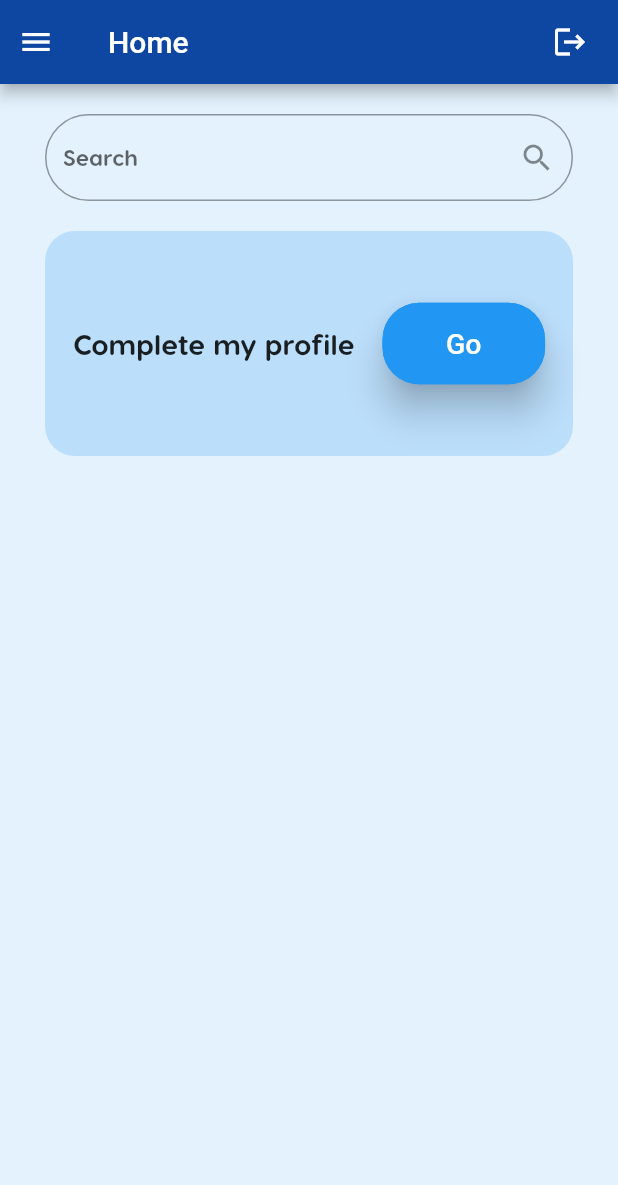
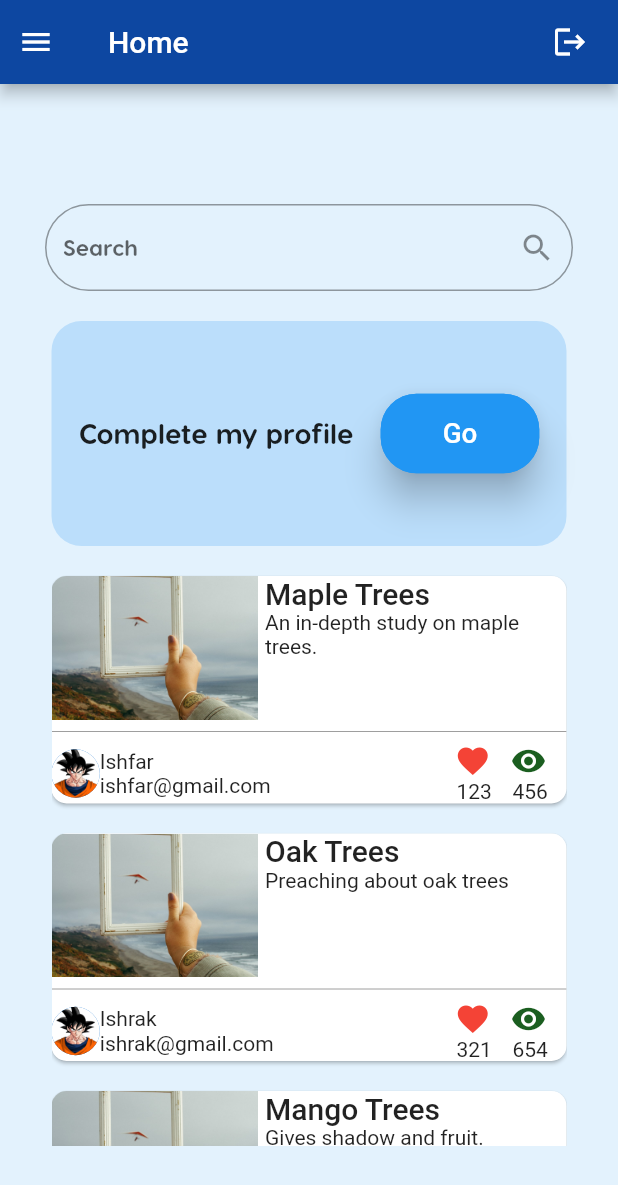
Before and after one commit to aniruddhabaidya296/tutor-app, a Flutter app: the HomePage screen opened by its route, on a phone screen of 412 x 824 dp. Shown: the top 1185 px of the screen. Run offline on Flutter 3.47's test engine with Material 2 defaults, Android fonts, the phone set to English and light mode, and no system bars; our stand-ins replace bloc, cached_network_image, equatable, firebase_auth, firebase_core, firebase_database and 8 more; missing offline and left inert: back_button_interceptor, move_to_background; accounts and stored records are empty; network calls fail; Roboto replaces fonts that are missing (VisbyRoundCF-Medium); project files that could hold a hidden picture were left out.

Commit message:
prototype UI added for posts

```diff
--- /dev/null
+++ b/TUTOR APP/lib/chatUI/post_card.dart
@@ -0,0 +1,190 @@
+import 'package:flutter/material.dart';
+import 'package:tutorapp/chatUI/post_stats.dart';
+import 'package:tutorapp/helper/demo_values.dart';
+import 'package:tutorapp/models/post_model.dart';
+import 'package:tutorapp/models/user_model.dart';
+import 'package:tutorapp/pages/post_page.dart';
+import 'package:tutorapp/widgets/inherited_widgets/inherited_post_model.dart';
+import 'package:tutorapp/widgets/inherited_widgets/inherited_user_model.dart';
+
+bool isLandscape(BuildContext context) =>
+    MediaQuery.of(context).orientation == Orientation.landscape;
+
+class PostCard extends StatelessWidget {
+  // Data
+  final PostModel postData;
+
+  // Data will be taken using the constructor
+  const PostCard({Key? key, required this.postData}) : super(key: key);
+  @override
+  Widget build(BuildContext context) {
+    final double aspectRatio = isLandscape(context) ? 6 / 2 : 6 / 3;
+
+    return GestureDetector(
+        onTap: () {
+          Navigator.push(context,
+              MaterialPageRoute(builder: (BuildContext context) {
+            return PostPage();
+          }));
+        },
+        child: AspectRatio(
+            aspectRatio: aspectRatio,
+            child: Container(
+                height: double.infinity,
+                child: Card(
+                  semanticContainer: true,
+                  clipBehavior: Clip.antiAliasWithSaveLayer,
+                  margin: EdgeInsets.only(top: 10, bottom: 10),
+                  shape: RoundedRectangleBorder(
+                      borderRadius: BorderRadius.all(Radius.circular(10))),
+                  child: InheritedPostModel(
+                    postData: postData,
+                    child: Column(children: <Widget>[
+                      _Post(),
+                      Divider(color: Colors.grey),
+                      _PostDetails(),
+                    ]),
+                  ),
+                ))));
+  }
+}
+
+class _Post extends StatelessWidget {
+  const _Post({Key? key}) : super(key: key);
+
+  @override
+  Widget build(BuildContext context) {
+    return Expanded(
+      flex: 3,
+      child: Row(
+        crossAxisAlignment: CrossAxisAlignment.center,
+        mainAxisAlignment: MainAxisAlignment.center,
+        children: <Widget>[_PostImage(), _PostTitleAndSummary()],
+      ),
+    );
+  }
+}
+
+class _PostTitleAndSummary extends StatelessWidget {
+  const _PostTitleAndSummary({Key? key}) : super(key: key);
+
+  @override
+  Widget build(BuildContext context) {
+    // Getting data from inherited widget
+    final PostModel postData = InheritedPostModel.of(context).postData;
+    final TextStyle? titleTheme = Theme.of(context).textTheme.headline6;
+    final TextStyle? summaryTheme = Theme.of(context).textTheme.bodyText2;
+    // using data retrieved from inherited widget
+    final String title = postData.title;
+    final String summary = postData.summary;
+    final int flex = isLandscape(context) ? 5 : 3;
+
+    return Expanded(
+        flex: flex,
+        child: Padding(
+          padding: EdgeInsets.only(left: 5),
+          child: Column(
+            crossAxisAlignment: CrossAxisAlignment.start,
+            mainAxisAlignment: MainAxisAlignment.start,
+            children: <Widget>[
+              Text(title, style: titleTheme),
+              Text(summary, style: summaryTheme),
+            ],
+          ),
+        ));
+  }
+}
+
+class _PostImage extends StatelessWidget {
+  const _PostImage({Key? key}) : super(key: key);
+
+  @override
+  Widget build(BuildContext context) {
+    final PostModel postData = InheritedPostModel.of(context).postData;
+    return Expanded(
+        flex: 2, child: Image.asset(postData.imageURL, fit: BoxFit.cover));
+  }
+}
+
+class _PostDetails extends StatelessWidget {
+  const _PostDetails({Key? key}) : super(key: key);
+
+  @override
+  Widget build(BuildContext context) {
+    final PostModel postData = InheritedPostModel.of(context).postData;
+    return Row(
+      children: <Widget>[
+        Expanded(flex: 3, child: UserDetails(userData: postData.author)),
+        Expanded(flex: 1, child: PostStats()),
+      ],
+    );
+  }
+}
+
+class UserDetails extends StatelessWidget {
+  final UserModel userData;
+
+  const UserDetails({Key? key, required this.userData}) : super(key: key);
+
+  @override
+  Widget build(BuildContext context) {
+    return InheritedUserModel(
+      userData: userData,
+      child: Container(
+        child: Row(children: <Widget>[_UserImage(), _UserNameAndEmail()]),
+      ),
+    );
+  }
+}
+
+class _UserNameAndEmail extends StatelessWidget {
+  const _UserNameAndEmail({Key? key}) : super(key: key);
+
+  @override
+  Widget build(BuildContext context) {
+    final UserModel userData = InheritedUserModel.of(context).userData;
+    return Expanded(
+      flex: 7,
+      child: Column(
+        mainAxisAlignment: MainAxisAlignment.start,
+        crossAxisAlignment: CrossAxisAlignment.start,
+        children: <Widget>[
+          Text(userData.name),
+          Text(userData.email),
+        ],
+      ),
+    );
+  }
+}
+
+class _UserImage extends StatelessWidget {
+  const _UserImage({Key? key}) : super(key: key);
+
+  @override
+  Widget build(BuildContext context) {
+    final UserModel userData = InheritedUserModel.of(context).userData;
+    return Expanded(
+      flex: 1,
+      child: CircleAvatar(
+        backgroundImage: AssetImage(userData.image),
+      ),
+    );
+  }
+}
+
+class _PostTimeStamp extends StatelessWidget {
+  const _PostTimeStamp({Key? key}) : super(key: key);
+  @override
+  Widget build(BuildContext context) {
+    final PostModel postData = InheritedPostModel.of(context).postData;
+    final TextStyle timeTheme = TextThemes.style;
+    return Expanded(
+      flex: 2,
+      child: Text(postData.postTimeFormatted, style: timeTheme),
+    );
+  }
+}
+
+class TextThemes {
+  static TextStyle style = TextStyle(fontFamily: 'Visby Round CF');
+}
--- /dev/null
+++ b/TUTOR APP/lib/chatUI/post_stats.dart
@@ -0,0 +1,54 @@
+import 'package:flutter/material.dart';
+import 'package:tutorapp/models/post_model.dart';
+import 'package:tutorapp/widgets/inherited_widgets/inherited_post_model.dart';
+
+class PostStats extends StatelessWidget {
+  const PostStats({Key? key}) : super(key: key);
+
+  @override
+  Widget build(BuildContext context) {
+    final PostModel postData = InheritedPostModel.of(context).postData;
+
+    return Row(
+      mainAxisAlignment: MainAxisAlignment.spaceEvenly,
+      children: <Widget>[
+        _ShowStat(
+          icon: Icons.favorite,
+          number: postData.reacts,
+          color: Colors.red,
+        ),
+        _ShowStat(
+          icon: Icons.remove_red_eye,
+          number: postData.views,
+          color: Colors.green[900],
+        ),
+      ],
+    );
+  }
+}
+
+class _ShowStat extends StatelessWidget {
+  final IconData icon;
+  final int number;
+  final Color? color;
+
+  const _ShowStat({
+    Key? key,
+    required this.icon,
+    required this.number,
+    required this.color,
+  }) : super(key: key);
+
+  @override
+  Widget build(BuildContext context) {
+    return Column(
+      children: <Widget>[
+        Padding(
+          padding: const EdgeInsets.only(right: 2.0),
+          child: Icon(icon, color: color),
+        ),
+        Text(number.toString()),
+      ],
+    );
+  }
+}
--- /dev/null
+++ b/TUTOR APP/lib/helper/demo_values.dart
@@ -0,0 +1,79 @@
+import 'package:tutorapp/models/post_model.dart';
+import 'package:tutorapp/models/user_model.dart';
+
+class DemoValues {
+  static final List<UserModel> users = [
+    UserModel(
+      id: "1",
+      name: "Ishfar",
+      email: "ishfar@gmail.com",
+      followers: 123,
+      joined: DateTime(2019, 4, 30),
+      posts: 12,
+      image: 'assets/images/goku.png',
+    ),
+    UserModel(
+      id: "2",
+      name: "Ishrak",
+      email: "ishrak@gmail.com",
+      followers: 456,
+      joined: DateTime(2018, 5, 30),
+      posts: 13,
+      image: 'assets/images/goku.png',
+    ),
+    UserModel(
+      id: "3",
+      name: "Shakleen",
+      email: "shakleen@gmail.com",
+      followers: 789,
+      joined: DateTime(2017, 6, 30),
+      posts: 14,
+      image: 'assets/images/goku.png',
+    ),
+  ];
+
+  static final List<PostModel> posts = [
+    PostModel(
+      id: "1",
+      author: users[0],
+      title: "Maple Trees",
+      summary: "An in-depth study on maple trees.",
+      body: "The study is a lie. I just really really like maple trees.",
+      imageURL: "assets/images/post.png",
+      postTime: DateTime(2019, 6, 29),
+      reacts: 123,
+      views: 456,
+    ),
+    PostModel(
+      id: "2",
+      author: users[1],
+      title: "Oak Trees",
+      summary: "Preaching about oak trees",
+      body: "Oak trees are the best. All other trees are sub-par.",
+      imageURL: "assets/images/post.png",
+      postTime: DateTime(2019, 4, 13),
+      reacts: 321,
+      views: 654,
+    ),
+    PostModel(
+      id: "3",
+      author: users[2],
+      title: "Mango Trees",
+      summary: "Gives shadow and fruit. Absolute win, no?",
+      body:
+          "I just love mangos. What's better than mangos? The tree that gives mangos.",
+      imageURL: "assets/images/post.png",
+      postTime: DateTime(2019, 1, 12),
+      reacts: 213,
+      views: 546,
+    ),
+  ];
+
+  static final String userImage = "assets/images/goku.png";
+  static final String postImage = "assets/images/post.png";
+  static final String userName = "Shakleen Ishfar";
+  static final String userEmail = "shakleenishfar@gmail.com";
+  static final String postTime = "30 April, 2019";
+  static final String postTitle = "Post Title";
+  static final String postSummary = "Post Summary";
+}
--- a/TUTOR APP/lib/homepage.dart
+++ b/TUTOR APP/lib/homepage.dart
@@ -17,6 +17,8 @@ import 'package:cached_network_image/cached_network_image.dart';
 import 'package:http/http.dart' as http;
 import 'addprofileimage.dart';
 import 'bloc/photo_bloc.dart';
+import 'chatUI/post_card.dart';
+import 'helper/demo_values.dart';
 
 var flag, firstName;
 FirebaseStorage storage = FirebaseStorage.instance;
@@ -81,29 +83,35 @@ class _HomePageState extends State<HomePage> {
             child: Container(
               width: MediaQuery.of(context).size.width * 0.85,
               child: DrawerHeader(
+                  // child: CircleAvatar(
                   child: BlocBuilder<PhotoBloc, PhotoState>(
                       cubit: BlocProvider.of<PhotoBloc>(
                           context), // provide the local bloc instance
                       builder: (context, state) {
-                        return Container(
-                            height: 150,
-                            width: 150,
-                            child: Image.network(profileDp, loadingBuilder:
-                                (BuildContext context, Widget child,
-                                    ImageChunkEvent? loadingProgress) {
-                              if (loadingProgress == null) return child;
-                              return Center(
-                                child: CircularProgressIndicator(
-                                  value: (loadingProgress.expectedTotalBytes !=
-                                          null)
-                                      ? loadingProgress.cumulativeBytesLoaded
-                                              .toDouble() /
-                                          loadingProgress.expectedTotalBytes!
-                                              .toDouble()
-                                      : null,
-                                ),
+                        // return Container(
+                        //     // clipBehavior: Clip.antiAliasWithSaveLayer,
+                        //     height: 150,
+                        //     width: 150,
+                        return CircleAvatar(
+                          backgroundImage: NetworkImage(profileDp),
+                          //   child: Image.network(profileDp,
+                          //         loadingBuilder: (BuildContext context,
+                          //             Widget child,
+                          //             ImageChunkEvent? loadingProgress) {
+                          //   if (loadingProgress == null) return child;
+                          //   return Center(
+                          //     child: CircularProgressIndicator(
+                          //       value:
+                          //           (loadingProgress.expectedTotalBytes != null)
+                          //               ? loadingProgress.cumulativeBytesLoaded
+                          //                       .toDouble() /
+                          //                   loadingProgress.expectedTotalBytes!
+                          //                       .toDouble()
+                          //               : null,
+                          //     ),
+                          //   );
+                          // }, fit: BoxFit.fill)
                         );
-                            }, fit: BoxFit.cover));
                       })),
             ),
           ),
@@ -258,8 +266,8 @@ class _HomePageState extends State<HomePage> {
                                                     side: BorderSide(
                                                         color: Colors.blue))),
                                             backgroundColor:
-                                              MaterialStateProperty.all<Color>(
-                                                  Colors.blue),
+                                                MaterialStateProperty.all<
+                                                    Color>(Colors.blue),
                                             elevation:
                                                 MaterialStateProperty.all(5)),
                                       ),
@@ -279,8 +287,8 @@ class _HomePageState extends State<HomePage> {
                                                     side: BorderSide(
                                                         color: Colors.blue))),
                                             backgroundColor:
-                                              MaterialStateProperty.all<Color>(
-                                                  Colors.blue),
+                                                MaterialStateProperty.all<
+                                                    Color>(Colors.blue),
                                             elevation:
                                                 MaterialStateProperty.all(5)),
                                       ),
@@ -308,7 +316,8 @@ class _HomePageState extends State<HomePage> {
             title: Text("Home"),
           ),
           body: Center(
-            child: ListView(controller: ScrollController(), children: <Widget>[
+              child: SingleChildScrollView(
+            child: Column(children: <Widget>[
               Padding(
                 padding: EdgeInsets.only(top: 20, left: 30, right: 30),
                 child: TextFormField(
@@ -346,7 +355,7 @@ class _HomePageState extends State<HomePage> {
                           decoration: BoxDecoration(
                               borderRadius: BorderRadius.circular(20),
                               color: Colors.blue[100]),
-                      width: MediaQuery.of(context).size.width / 1.3,
+                          width: MediaQuery.of(context).size.width / 1.2,
                           height: 150,
                           child: SizedBox(
                             width: MediaQuery.of(context).size.width / 0.7,
@@ -354,7 +363,8 @@ class _HomePageState extends State<HomePage> {
                                 fit: BoxFit.contain,
                                 child: Row(
                                     mainAxisAlignment: MainAxisAlignment.center,
-                                crossAxisAlignment: CrossAxisAlignment.center,
+                                    crossAxisAlignment:
+                                        CrossAxisAlignment.center,
                                     children: [
                                       SizedBox(width: size.width / 30),
                                       Text(
@@ -368,8 +378,8 @@ class _HomePageState extends State<HomePage> {
                                           style: ButtonStyle(
                                               minimumSize: MaterialStateProperty.all(
                                                   Size(80, 40)),
-                                          shape:
-                                              MaterialStateProperty.all<RoundedRectangleBorder>(
+                                              shape: MaterialStateProperty.all<
+                                                      RoundedRectangleBorder>(
                                                   RoundedRectangleBorder(
                                                       borderRadius:
                                                           BorderRadius.circular(
@@ -379,18 +389,29 @@ class _HomePageState extends State<HomePage> {
                                               backgroundColor:
                                                   MaterialStateProperty.all<Color>(
                                                       Colors.blue),
-                                          elevation:
-                                              MaterialStateProperty.all(10)),
+                                              elevation: MaterialStateProperty.all(10)),
                                           // color: Colors.blue[400],
                                           // elevation: 10,
                                           child: Text("Go"),
-                                      onPressed: () =>
-                                          {Navigator.pushNamed(context, '/createprofile')}),
+                                          onPressed: () => {Navigator.pushNamed(context, '/createprofile')}),
                                       SizedBox(width: size.width / 30),
                                     ])),
-                      )))
-        ])),
-      );
+                          ))),
+              Container(
+                padding: EdgeInsets.only(top: 10),
+                width: MediaQuery.of(context).size.width / 1.2,
+                height: 400,
+                child: ListView.builder(
+                  // addRepaintBoundaries: true,
+                  itemCount: DemoValues.posts.length,
+                  controller: ScrollController(),
+                  itemBuilder: (BuildContext container, int index) {
+                    return PostCard(postData: DemoValues.posts[index]);
+                  },
+                ),
+              ),
+            ]),
+          )));
     }));
   }
 }
--- a/TUTOR APP/lib/main.dart
+++ b/TUTOR APP/lib/main.dart
@@ -57,7 +57,7 @@ class MyApp extends StatelessWidget {
               title: 'TUTOR HUB',
               home: IntroScreen(),
               // initialRoute: routeHome,
-              // onGenerateRoute: RouteGenerator.generateRoute,
+              onGenerateRoute: RouteGenerator.generateRoute,
               routes: {
                 // When navigating to the "/second" route, build the SecondScreen widget.
                 '/home': (context) => HomePage(),
--- /dev/null
+++ b/TUTOR APP/lib/models/post_model.dart
@@ -0,0 +1,29 @@
+import 'package:flutter/material.dart';
+import 'user_model.dart';
+import 'package:intl/intl.dart';
+
+class PostModel {
+  final String id;
+  final String title;
+  final String summary;
+  final String body;
+  final String imageURL;
+  final DateTime postTime;
+  final int reacts;
+  final int views;
+  final UserModel author;
+
+  const PostModel({
+    required this.id,
+    required this.title,
+    required this.summary,
+    required this.body,
+    required this.imageURL,
+    required this.author,
+    required this.postTime,
+    required this.reacts,
+    required this.views,
+  });
+
+  String get postTimeFormatted => DateFormat.yMMMMEEEEd().format(postTime);
+}
--- /dev/null
+++ b/TUTOR APP/lib/models/user_model.dart
@@ -0,0 +1,24 @@
+import 'package:flutter/material.dart';
+import 'package:intl/intl.dart';
+
+class UserModel {
+  final String id;
+  final String name;
+  final String email;
+  final String image;
+  final int followers;
+  final DateTime joined;
+  final int posts;
+
+  const UserModel({
+    required this.id,
+    required this.name,
+    required this.email,
+    required this.image,
+    required this.followers,
+    required this.joined,
+    required this.posts,
+  });
+
+  String get postTimeFormatted => DateFormat.yMMMMEEEEd().format(joined);
+}
--- /dev/null
+++ b/TUTOR APP/lib/pages/post_page.dart
@@ -0,0 +1,22 @@
+import 'package:flutter/material.dart';
+
+class PostPage extends StatefulWidget {
+  const PostPage({Key? key}) : super(key: key);
+
+  @override
+  _PostPageState createState() => _PostPageState();
+}
+
+class _PostPageState extends State<PostPage> {
+  @override
+  Widget build(BuildContext context) {
+    return Scaffold(
+        appBar: AppBar(
+          title: Text("Posts"),
+        ),
+        body: Container(
+          alignment: Alignment.center,
+          child: Text("This is Post Page"),
+        ));
+  }
+}
--- /dev/null
+++ b/TUTOR APP/lib/widgets/inherited_widgets/inherited_post_model.dart
@@ -0,0 +1,23 @@
+import 'package:flutter/material.dart';
+import 'package:tutorapp/models/post_model.dart';
+
+class InheritedPostModel extends InheritedWidget {
+  final PostModel postData;
+  final Widget child;
+
+  InheritedPostModel({
+    Key? key,
+    required this.postData,
+    required this.child,
+  }) : super(key: key, child: child);
+
+  static InheritedPostModel of(BuildContext context) {
+    return (context.dependOnInheritedWidgetOfExactType<InheritedPostModel>()
+        as InheritedPostModel);
+  }
+
+  @override
+  bool updateShouldNotify(InheritedPostModel oldWidget) {
+    return true;
+  }
+}
--- /dev/null
+++ b/TUTOR APP/lib/widgets/inherited_widgets/inherited_user_model.dart
@@ -0,0 +1,23 @@
+import 'package:flutter/material.dart';
+import 'package:tutorapp/models/user_model.dart';
+
+class InheritedUserModel extends InheritedWidget {
+  final UserModel userData;
+  final Widget child;
+
+  InheritedUserModel({
+    Key? key,
+    required this.userData,
+    required this.child,
+  }) : super(key: key, child: child);
+
+  static InheritedUserModel of(BuildContext context) {
+    return (context.dependOnInheritedWidgetOfExactType<InheritedUserModel>()
+        as InheritedUserModel);
+  }
+
+  @override
+  bool updateShouldNotify(InheritedUserModel oldWidget) {
+    return true;
+  }
+}
--- a/TUTOR APP/pubspec.yaml
+++ b/TUTOR APP/pubspec.yaml
@@ -68,7 +68,7 @@ flutter:
   assets:
     - assets/images/tutorhub_logo.PNG
     - assets/images/goku.png
-
+    - assets/images/post.png
 
 # flutter_native_splash:
 #   color: "#9AFEFF"
```
Also changed, not shown: TUTOR APP/assets/images/post.png (added). Lines whose indentation alone changed are shown as unchanged.
